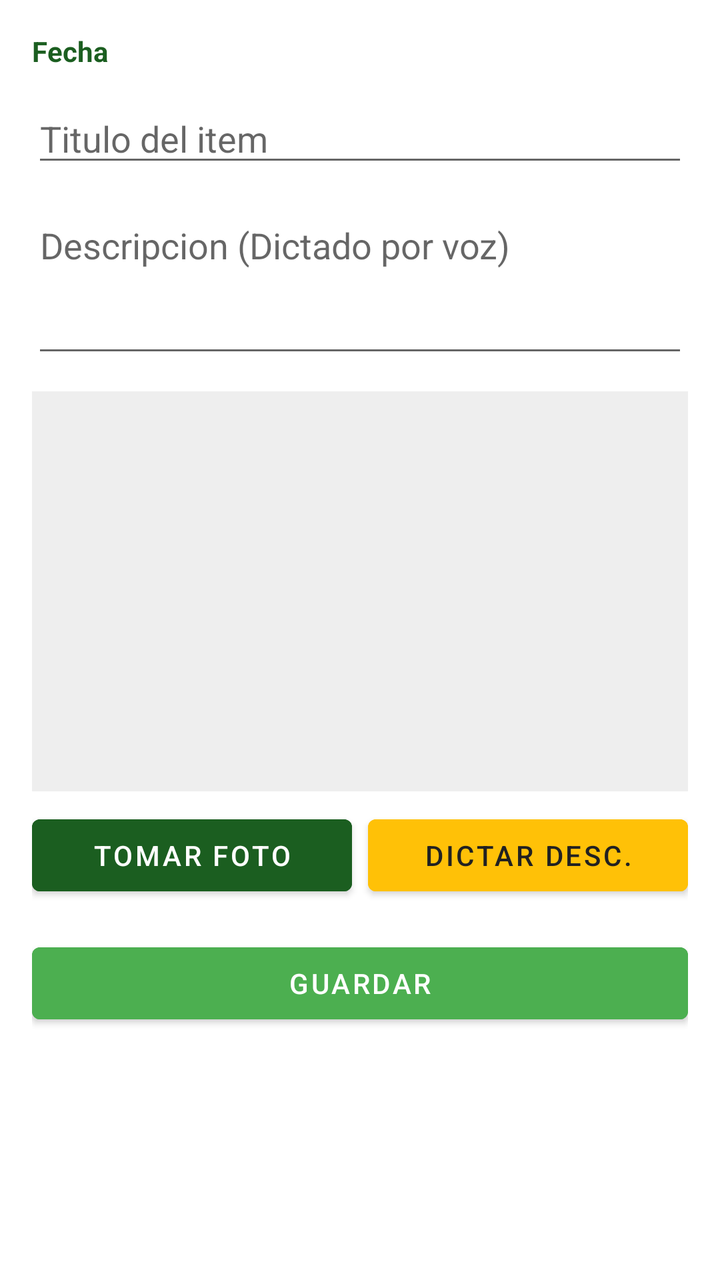
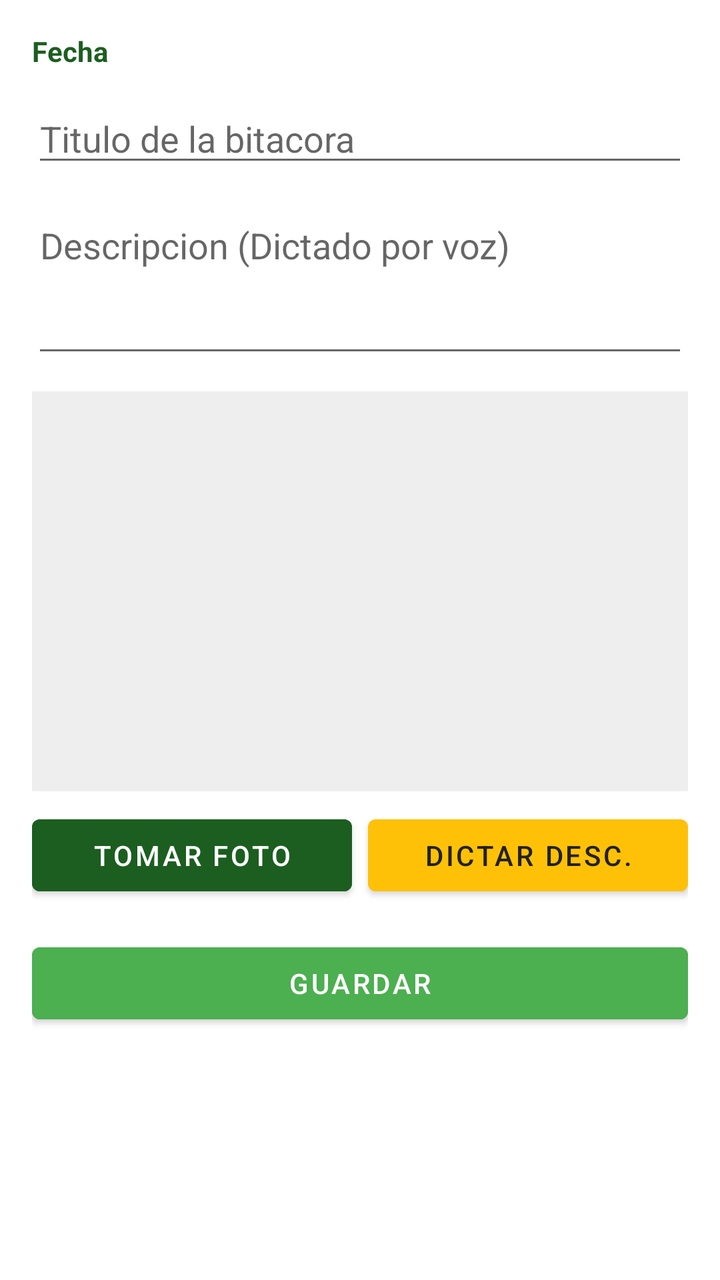

The first picture is an Android layout as it rendered before a commit; the second is the same layout after the commit. The layout source and the unified diff follow.
<!-- AndroidManifest.xml: application theme Theme.AppBitacora -->
<!-- res/layout/activity_formulario.xml -->
<?xml version="1.0" encoding="utf-8"?>
<ScrollView xmlns:android="http://schemas.android.com/apk/res/android"
    android:layout_width="match_parent"
    android:layout_height="match_parent"
    android:background="@color/blanco">

    <LinearLayout
        android:layout_width="match_parent"
        android:layout_height="wrap_content"
        android:orientation="vertical"
        android:padding="16dp">

        <TextView
            android:id="@+id/txtFechaForm"
            android:layout_width="match_parent"
            android:layout_height="wrap_content"
            android:text="Fecha"
            android:textColor="@color/verde_oscuro"
            android:textSize="14sp"
            android:textStyle="bold" />

        <EditText
            android:id="@+id/edtTitulo"
            android:layout_width="match_parent"
            android:layout_height="wrap_content"
            android:layout_marginTop="12dp"
            android:hint="Titulo del item"
            android:textColor="@color/negro" />

        <EditText
            android:id="@+id/edtDescripcion"
            android:layout_width="match_parent"
            android:layout_height="wrap_content"
            android:layout_marginTop="12dp"
            android:hint="Descripcion (Dictado por voz)"
            android:minLines="3"
            android:gravity="top"
            android:textColor="@color/negro" />

        <ImageView
            android:id="@+id/imgFotoForm"
            android:layout_width="match_parent"
            android:layout_height="200dp"
            android:layout_marginTop="12dp"
            android:scaleType="centerCrop"
            android:background="@color/gris" />

        <LinearLayout
            android:layout_width="match_parent"
            android:layout_height="wrap_content"
            android:orientation="horizontal"
            android:layout_marginTop="8dp">

            <Button
                android:id="@+id/btnCamara"
                android:layout_width="0dp"
                android:layout_height="wrap_content"
                android:layout_weight="1"
                android:layout_marginEnd="4dp"
                android:backgroundTint="@color/verde_oscuro"
                android:text="Tomar foto"
                android:textColor="@color/blanco" />

            <Button
                android:id="@+id/btnDictar"
                android:layout_width="0dp"
                android:layout_height="wrap_content"
                android:layout_weight="1"
                android:layout_marginStart="4dp"
                android:backgroundTint="@color/amarillo"
                android:text="Dictar desc."
                android:textColor="@color/negro" />
        </LinearLayout>

        <Button
            android:id="@+id/btnGuardar"
            android:layout_width="match_parent"
            android:layout_height="wrap_content"
            android:layout_marginTop="16dp"
            android:backgroundTint="@color/verde"
            android:text="Guardar"
            android:textColor="@color/blanco" />
    </LinearLayout>
</ScrollView>
<!-- resources referenced by this layout -->
<resources>
  <color name="amarillo">#FFC107</color>
  <color name="blanco">#FFFFFF</color>
  <color name="gris">#EEEEEE</color>
  <color name="negro">#212121</color>
  <color name="verde">#4CAF50</color>
  <color name="verde_oscuro">#1B5E20</color>
  <style name="Theme.AppBitacora" parent="Theme.MaterialComponents.DayNight.NoActionBar">
          <item name="colorPrimary">@color/verde</item>
          <item name="colorPrimaryVariant">@color/verde_oscuro</item>
          <item name="colorSecondary">@color/amarillo</item>
          <item name="android:windowBackground">@color/blanco</item>
      </style>
</resources>

<!-- the commit's change to res/layout/activity_formulario.xml (unified diff, before → after) -->
@@ -24,7 +24,7 @@
             android:layout_width="match_parent"
             android:layout_height="wrap_content"
             android:layout_marginTop="12dp"
-            android:hint="Titulo del item"
+            android:hint="Titulo de la bitacora"
             android:textColor="@color/negro" />
 
         <EditText
